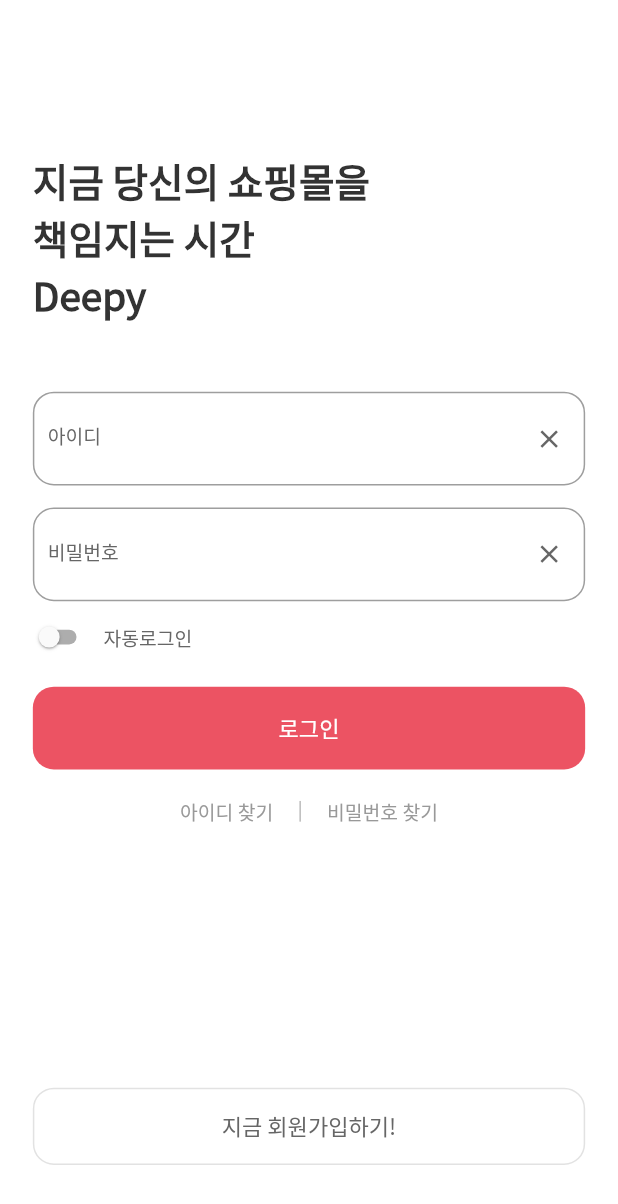
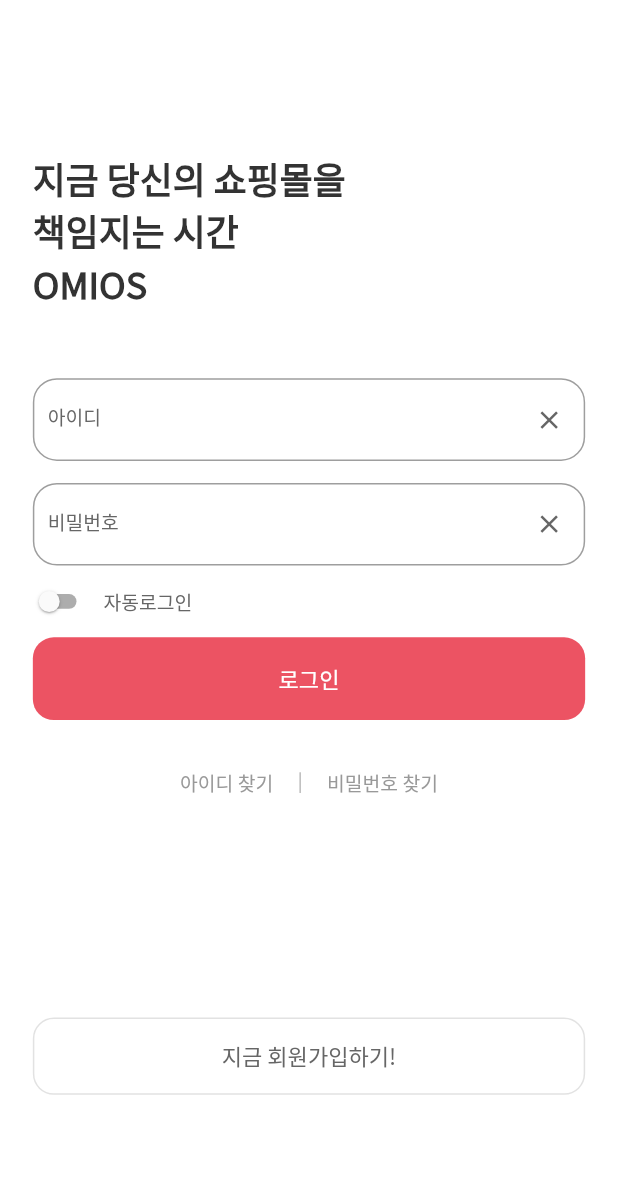
Before and after one commit to HyeongSeokKwon/omios-wholesaler, a Flutter app: the screen it shows after launch, on a phone screen of 412 x 824 dp. Shown: the top 1204 px of the screen. Run offline on Flutter 3.47's test engine with Material 2 defaults, Android fonts, the phone set to English and light mode, and no system bars; our stand-ins replace cached_network_image, flutter_svg, get, image_picker, shared_preferences; missing offline and left inert: flutter_vibrate, jwt_decode.

Commit message:
login ui change

```diff
--- a/lib/page/login/login.dart
+++ b/lib/page/login/login.dart
@@ -4,7 +4,6 @@
 import 'package:deepy_wholesaler/widget/alert_dialog.dart';
 import 'package:flutter/material.dart';
 import 'package:flutter/services.dart';
-import 'package:flutter_svg/svg.dart';
 import 'package:flutter_vibrate/flutter_vibrate.dart';
 import 'package:get/get.dart';
 
@@ -60,7 +59,6 @@
             child: Column(
               crossAxisAlignment: CrossAxisAlignment.start,
               children: [
-                // 지금 당신의 쇼핑몰을  책임지는 시간 Deepy
                 _buildMainText(),
                 Column(
                   children: [
@@ -68,11 +66,11 @@
                     _buildLoginField(),
                     SizedBox(height: 16 * Scale.height),
                     _buildAutoLogin(),
-                    SizedBox(height: 26 * Scale.height),
+                    SizedBox(height: 16 * Scale.height),
                     _buildLoginButton(),
-                    SizedBox(height: 20 * Scale.height),
+                    SizedBox(height: 35 * Scale.height),
                     _buildFindArea(),
-                    SizedBox(height: 190 * Scale.height),
+                    SizedBox(height: 160 * Scale.height),
                     _buildSignInButton()
                   ],
                 ),
@@ -87,9 +85,9 @@
   Widget _buildMainText() {
     return Padding(
       padding: EdgeInsets.only(top: 110 * Scale.height, left: 22 * Scale.width),
-      child: Text("지금 당신의 쇼핑몰을\n책임지는 시간\nDeepy",
+      child: Text("지금 당신의 쇼핑몰을\n책임지는 시간\nOMIOS",
           style: textStyle(
-              const Color(0xff333333), FontWeight.w700, "NotoSansKR", 28.0)),
+              const Color(0xff333333), FontWeight.w700, "NotoSansKR", 26.0)),
     );
   }
 
@@ -114,7 +112,6 @@
       child: Stack(
         children: [
           SizedBox(
-            // height: 71.0 * Scale.height,
             child: TextFormField(
               inputFormatters: [
                 FilteringTextInputFormatter.allow(RegExp('[a-zA-Z0-9]')),
@@ -136,9 +133,9 @@
                 isDense: true,
                 contentPadding: EdgeInsets.fromLTRB(
                   10 * Scale.width,
-                  22 * Scale.height,
+                  18 * Scale.height,
                   10 * Scale.width,
-                  22 * Scale.height,
+                  18 * Scale.height,
                 ),
                 counterText: "",
                 labelText: "아이디",
@@ -163,21 +160,25 @@
                 hintText: ("아이디를 입력하세요"),
                 hintStyle: textStyle(const Color(0xffcccccc), FontWeight.w400,
                     "NotoSansKR", 16.0),
-                border: const OutlineInputBorder(
-                  borderRadius: BorderRadius.all(Radius.circular(14)),
-                  borderSide: BorderSide(color: Color(0xffcccccc), width: 1),
+                border: OutlineInputBorder(
+                  borderRadius: const BorderRadius.all(Radius.circular(16)),
+                  borderSide: BorderSide(
+                      color: Colors.grey[400]!, width: 1 * Scale.width),
                 ),
-                errorBorder: const OutlineInputBorder(
-                  borderRadius: BorderRadius.all(Radius.circular(14)),
-                  borderSide: BorderSide(color: Color(0xffcccccc), width: 1),
+                errorBorder: OutlineInputBorder(
+                  borderRadius: const BorderRadius.all(Radius.circular(16)),
+                  borderSide: BorderSide(
+                      color: Colors.grey[400]!, width: 1 * Scale.width),
                 ),
-                focusedBorder: const OutlineInputBorder(
-                  borderRadius: BorderRadius.all(Radius.circular(14)),
-                  borderSide: BorderSide(color: Color(0xffcccccc), width: 1),
+                focusedBorder: OutlineInputBorder(
+                  borderRadius: const BorderRadius.all(Radius.circular(16)),
+                  borderSide: BorderSide(
+                      color: Colors.grey[400]!, width: 1 * Scale.width),
                 ),
-                focusedErrorBorder: const OutlineInputBorder(
-                  borderRadius: BorderRadius.all(Radius.circular(14)),
-                  borderSide: BorderSide(color: Color(0xffcccccc), width: 1),
+                focusedErrorBorder: OutlineInputBorder(
+                  borderRadius: const BorderRadius.all(Radius.circular(16)),
+                  borderSide: BorderSide(
+                      color: Colors.grey[400]!, width: 1 * Scale.width),
                 ),
               ),
               textAlign: TextAlign.left,
@@ -218,9 +219,9 @@
                 isDense: true,
                 contentPadding: EdgeInsets.fromLTRB(
                   10 * Scale.width,
-                  22 * Scale.height,
+                  18 * Scale.height,
                   10 * Scale.width,
-                  22 * Scale.height,
+                  18 * Scale.height,
                 ),
                 labelStyle: TextStyle(
                   color: const Color(0xff666666),
@@ -242,21 +243,25 @@
                 hintText: ("비밀번호를 입력하세요"),
                 hintStyle: textStyle(const Color(0xffcccccc), FontWeight.w400,
                     "NotoSansKR", 16.0),
-                border: const OutlineInputBorder(
-                  borderRadius: BorderRadius.all(Radius.circular(14)),
-                  borderSide: BorderSide(color: Color(0xffcccccc), width: 1),
+                border: OutlineInputBorder(
+                  borderRadius: const BorderRadius.all(Radius.circular(16)),
+                  borderSide: BorderSide(
+                      color: Colors.grey[400]!, width: 1 * Scale.width),
                 ),
-                errorBorder: const OutlineInputBorder(
-                  borderRadius: BorderRadius.all(Radius.circular(14)),
-                  borderSide: BorderSide(color: Color(0xffcccccc), width: 1),
+                errorBorder: OutlineInputBorder(
+                  borderRadius: const BorderRadius.all(Radius.circular(16)),
+                  borderSide: BorderSide(
+                      color: Colors.grey[400]!, width: 1 * Scale.width),
                 ),
-                focusedBorder: const OutlineInputBorder(
-                  borderRadius: BorderRadius.all(Radius.circular(14)),
-                  borderSide: BorderSide(color: Color(0xffcccccc), width: 1),
+                focusedBorder: OutlineInputBorder(
+                  borderRadius: const BorderRadius.all(Radius.circular(16)),
+                  borderSide: BorderSide(
+                      color: Colors.grey[400]!, width: 1 * Scale.width),
                 ),
-                focusedErrorBorder: const OutlineInputBorder(
-                  borderRadius: BorderRadius.all(Radius.circular(14)),
-                  borderSide: BorderSide(color: Color(0xffcccccc), width: 1),
+                focusedErrorBorder: OutlineInputBorder(
+                  borderRadius: const BorderRadius.all(Radius.circular(16)),
+                  borderSide: BorderSide(
+                      color: Colors.grey[400]!, width: 1 * Scale.width),
                 ),
               ),
               textAlignVertical: TextAlignVertical.center,
```
